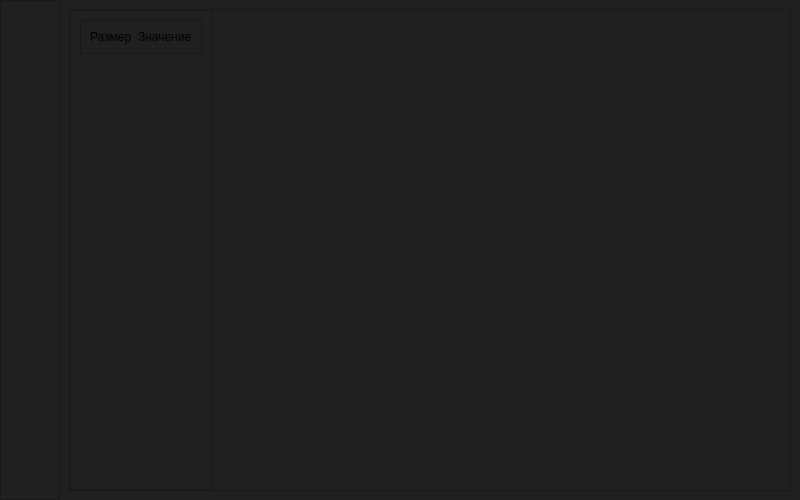
Above: forms/ui_main.ui from n1ghtmare-dev/meta-app before the change. Below: the same form after it.
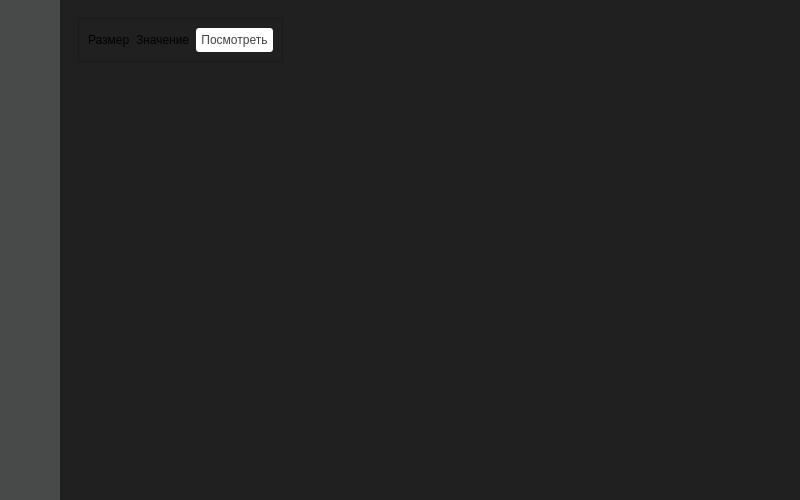
That is the form after the change. The open tabs and pages were chosen to show the change. Icons and pictures are not drawn.

```diff
--- a/forms/ui_main.ui
+++ b/forms/ui_main.ui
@@ -53,12 +53,81 @@
         <height>0</height>
        </size>
       </property>
+      <property name="styleSheet">
+       <string notr="true">background-color: rgb(72, 73, 73);</string>
+      </property>
       <property name="frameShape">
-       <enum>QFrame::Shape::StyledPanel</enum>
+       <enum>QFrame::Shape::NoFrame</enum>
       </property>
       <property name="frameShadow">
        <enum>QFrame::Shadow::Raised</enum>
       </property>
+      <layout class="QVBoxLayout" name="verticalLayout_3">
+       <property name="topMargin">
+        <number>22</number>
+       </property>
+       <item>
+        <widget class="QPushButton" name="settings_btn">
+         <property name="cursor">
+          <cursorShape>PointingHandCursor</cursorShape>
+         </property>
+         <property name="styleSheet">
+          <string notr="true">border: none;
+margin-bottom: 10px;</string>
+         </property>
+         <property name="text">
+          <string/>
+         </property>
+         <property name="icon">
+          <iconset resource="../src/meta_app/ui/images/images.qrc">
+           <normaloff>:/images/main-icon.png</normaloff>:/images/main-icon.png</iconset>
+         </property>
+         <property name="iconSize">
+          <size>
+           <width>30</width>
+           <height>30</height>
+          </size>
+         </property>
+        </widget>
+       </item>
+       <item>
+        <widget class="QPushButton" name="settings_btn_2">
+         <property name="cursor">
+          <cursorShape>PointingHandCursor</cursorShape>
+         </property>
+         <property name="styleSheet">
+          <string notr="true">border: none;
+margin-bottom: 10px;</string>
+         </property>
+         <property name="text">
+          <string/>
+         </property>
+         <property name="icon">
+          <iconset resource="../src/meta_app/ui/images/images.qrc">
+           <normaloff>:/images/settings_icon.png</normaloff>:/images/settings_icon.png</iconset>
+         </property>
+         <property name="iconSize">
+          <size>
+           <width>30</width>
+           <height>30</height>
+          </size>
+         </property>
+        </widget>
+       </item>
+       <item>
+        <spacer name="verticalSpacer_3">
+         <property name="orientation">
+          <enum>Qt::Orientation::Vertical</enum>
+         </property>
+         <property name="sizeHint" stdset="0">
+          <size>
+           <width>20</width>
+           <height>40</height>
+          </size>
+         </property>
+        </spacer>
+       </item>
+      </layout>
      </widget>
     </item>
     <item>
@@ -150,6 +219,9 @@
        <layout class="QVBoxLayout" name="verticalLayout_2">
         <item>
          <widget class="QScrollArea" name="scrollArea">
+          <property name="frameShape">
+           <enum>QFrame::Shape::NoFrame</enum>
+          </property>
           <property name="widgetResizable">
            <bool>true</bool>
           </property>
@@ -158,8 +230,8 @@
             <rect>
              <x>0</x>
              <y>0</y>
-             <width>720</width>
-             <height>480</height>
+             <width>716</width>
+             <height>476</height>
             </rect>
            </property>
            <layout class="QHBoxLayout" name="horizontalLayout_4">
@@ -181,7 +253,7 @@
             <item>
              <widget class="QFrame" name="left_frame_info">
               <property name="frameShape">
-               <enum>QFrame::Shape::StyledPanel</enum>
+               <enum>QFrame::Shape::NoFrame</enum>
               </property>
               <property name="frameShadow">
                <enum>QFrame::Shadow::Raised</enum>
@@ -210,6 +282,19 @@
                     </property>
                    </widget>
                   </item>
+                  <item>
+                   <widget class="QPushButton" name="pushButton">
+                    <property name="styleSheet">
+                     <string notr="true">background-color: rgb(255, 255, 255);
+color: rgb(66, 66, 67);
+border-radius: 3px;
+padding: 5px;</string>
+                    </property>
+                    <property name="text">
+                     <string>Посмотреть</string>
+                    </property>
+                   </widget>
+                  </item>
                  </layout>
                 </widget>
                </item>
```
Left out of the diff: 4 changed lines with no effect on the pictures.
